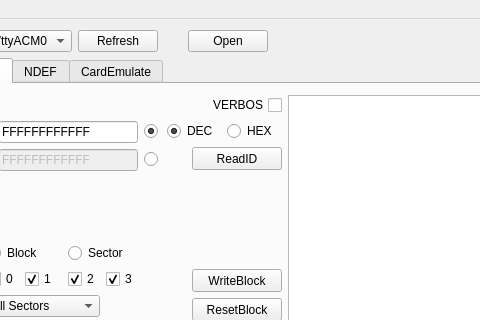
Before: the Qt Designer form src/mainwindow.ui in JiapengLi/GNFC, drawn with Qt 5; both pictures show x 81 to 561 and y 0 to 320 of the 743 by 594 pixel window.
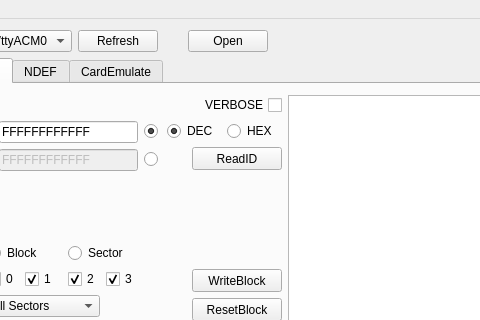
After: the same form once the commit is applied.

Patch:
```diff
--- a/src/mainwindow.ui
+++ b/src/mainwindow.ui
@@ -208,7 +208,7 @@
              <enum>Qt::RightToLeft</enum>
             </property>
             <property name="text">
-             <string>VERBOS</string>
+             <string>VERBOSE</string>
             </property>
            </widget>
           </item>
```
